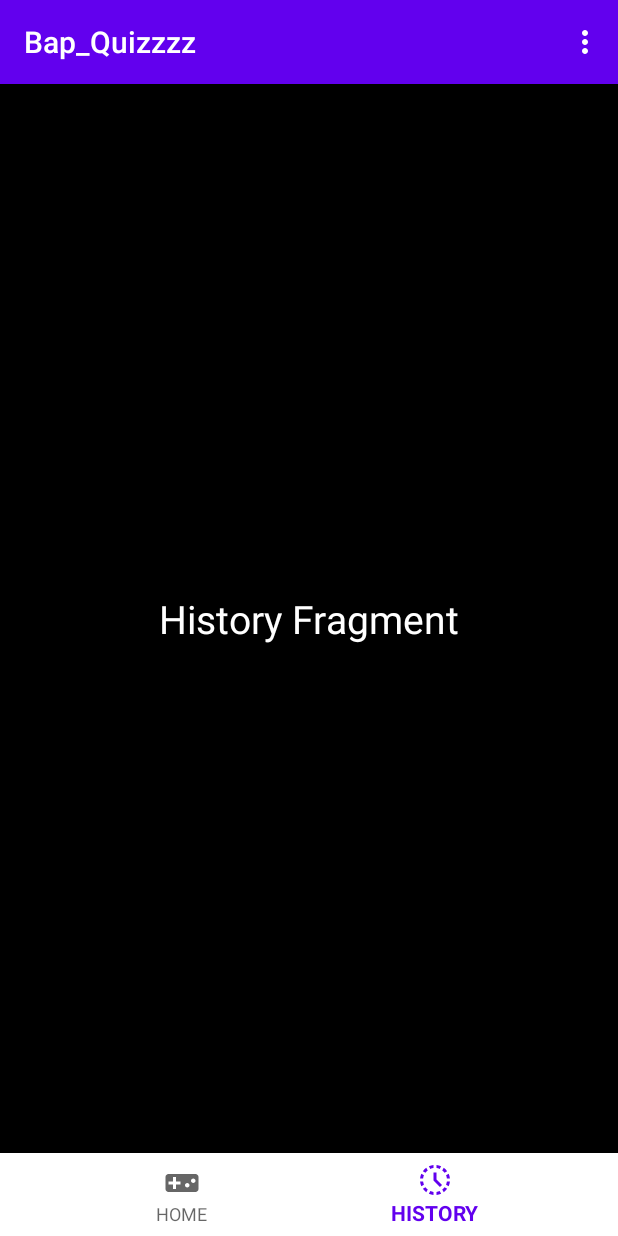
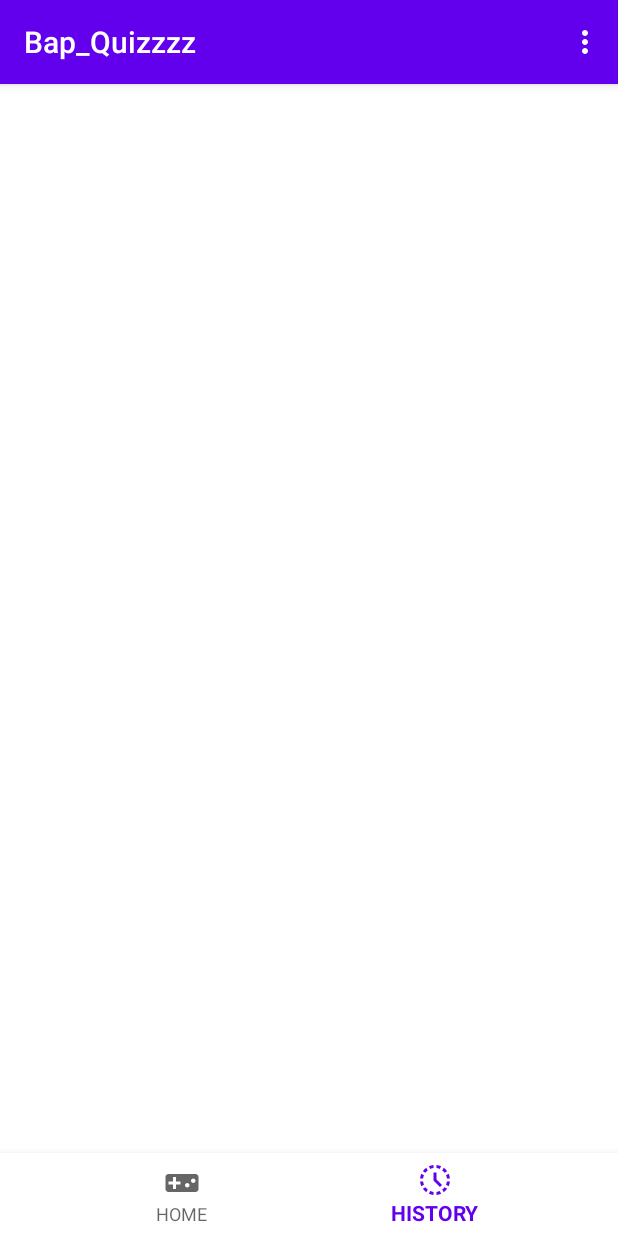
Before and after one commit to VanBap/Bap_Quizzzz, an Android app: the screen it shows after launch (MainActivity), item 2 of the bottom bar chosen, on a phone screen of 412 x 824 dp. Run offline under Robolectric (Android 15) with nearby library versions, the phone set to English and light mode, and no system bars; Roboto replaces fonts that are not available here.

Commit message:
Update 5/12 - add Result to History Fragment

```diff
--- a/Bap_Quizzzz/app/src/main/assets/questionbank2.json
+++ b/Bap_Quizzzz/app/src/main/assets/questionbank2.json
@@ -11,7 +11,7 @@
             "question":"Tổng 3 góc của 1 tam giác luôn bằng 180 độ ?",
             "answer1":"Dung",
             "answer2":"Sai",
-            "correct":"Sai"
+            "correct":"Dung"
          },
          {
             "question":"Hình thang là hình có 2 đường chéo song song nhau ?",
--- a/Bap_Quizzzz/app/src/main/java/com/example/bap_quizzzz/History.java
+++ b/Bap_Quizzzz/app/src/main/java/com/example/bap_quizzzz/History.java
@@ -1,10 +1,23 @@
 package com.example.bap_quizzzz;
+
+import java.text.SimpleDateFormat;
+import java.util.ArrayList;
+import java.util.Date;
 
 public class History {
     public String level = "Empty";
     public String topic = "Empty";
     public int correctCount = 0;
 
+    public String time = "DD/MM/YYYY";
+
     public History() {
     }
+
+    //init date
+    public static History current = new History();
+    private final static SimpleDateFormat t = new SimpleDateFormat("dd/MM/yyyy");
+    public  String initTime(){
+        return current.time = t.format(new Date());
+    }
 }
--- /dev/null
+++ b/Bap_Quizzzz/app/src/main/java/com/example/bap_quizzzz/HistoryAdapter.java
@@ -0,0 +1,68 @@
+package com.example.bap_quizzzz;
+
+import android.content.Context;
+import android.view.LayoutInflater;
+import android.view.View;
+import android.view.ViewGroup;
+import android.widget.TextView;
+
+import androidx.annotation.NonNull;
+import androidx.appcompat.app.AppCompatActivity;
+import androidx.recyclerview.widget.RecyclerView;
+
+import com.example.bap_quizzzz.databinding.ListHistoryBinding;
+import com.example.bap_quizzzz.databinding.ListItemBinding;
+
+import java.util.ArrayList;
+
+public class HistoryAdapter extends RecyclerView.Adapter<HistoryAdapter.HistoryViewHolder>{
+
+
+    Context context;
+    ArrayList<History> list;
+    public HistoryAdapter(Context context, ArrayList<History> list){
+        this.context = context;
+        this.list = list;
+    }
+
+    @NonNull
+    @Override
+    public HistoryViewHolder onCreateViewHolder(@NonNull ViewGroup parent, int viewType) {
+        View view = LayoutInflater.from(context).inflate(R.layout.list_history, null);
+        return new HistoryViewHolder(view);
+    }
+
+    @Override
+    public void onBindViewHolder(@NonNull HistoryViewHolder holder, int position) {
+        History item = list.get(position);
+
+
+
+        holder.result.setText(item.correctCount + "/5");
+        holder.category.setText(item.topic);
+        holder.level.setText(item.level);
+        holder.date.setText(item.initTime());
+
+    }
+
+    @Override
+    public int getItemCount() {
+        return list.size();
+    }
+
+    public class HistoryViewHolder extends RecyclerView.ViewHolder{
+        TextView result;
+        TextView category;
+        TextView level;
+        TextView date;
+
+        public HistoryViewHolder(@NonNull View itemView) {
+            super(itemView);
+            result = itemView.findViewById(R.id.result_his);
+            category = itemView.findViewById(R.id.category_his);
+            level = itemView.findViewById(R.id.level_his);
+            date = itemView.findViewById(R.id.date_his);
+        }
+
+    }
+}
--- a/Bap_Quizzzz/app/src/main/java/com/example/bap_quizzzz/HistoryFragment.java
+++ b/Bap_Quizzzz/app/src/main/java/com/example/bap_quizzzz/HistoryFragment.java
@@ -3,23 +3,32 @@ package com.example.bap_quizzzz;
 import android.os.Bundle;
 
 import androidx.fragment.app.Fragment;
+import androidx.recyclerview.widget.LinearLayoutManager;
 
 import android.view.LayoutInflater;
 import android.view.View;
 import android.view.ViewGroup;
 
+import com.example.bap_quizzzz.databinding.FragmentHistoryBinding;
+
+import java.text.SimpleDateFormat;
 import java.util.ArrayList;
+import java.util.Arrays;
+import java.util.Date;
 
 
 public class HistoryFragment extends Fragment {
 
+    FragmentHistoryBinding binding;
+
     public static History current = new History();
-    public static ArrayList<History> history_list = new ArrayList<>();
-
-    public void AddandReset(MainActivity activity){
+    //add result to history list
+    public static void AddHistoryList(){
         history_list.add(current);
+        //add xong se tao lai 1 bien History moi
         current = new History();
     }
+
 
     public static void setLevel(String _level){
         current.level = _level;
@@ -40,15 +49,29 @@ public class HistoryFragment extends Fragment {
         return current.correctCount;
     }
 
+
     //reset so cau tra loi dung ve 0
     public static void resetCorrectCount(){
         current.correctCount = 0;
     }
 
+
+    public static ArrayList<History> history_list = new ArrayList<>(
+
+    );
+
     @Override
     public View onCreateView(LayoutInflater inflater, ViewGroup container,
                              Bundle savedInstanceState) {
         // Inflate the layout for this fragment
-        return inflater.inflate(R.layout.fragment_history, container, false);
+        binding = FragmentHistoryBinding.inflate(inflater, container, false);
+        binding.historyResultRec.setLayoutManager(new LinearLayoutManager(getContext()));
+        binding.historyResultRec.setAdapter(new HistoryAdapter(getContext(),history_list));
+
+
+        return binding.getRoot();
     }
+
+
+
 }
--- a/Bap_Quizzzz/app/src/main/java/com/example/bap_quizzzz/MainActivity.java
+++ b/Bap_Quizzzz/app/src/main/java/com/example/bap_quizzzz/MainActivity.java
@@ -45,6 +45,8 @@ public class MainActivity extends AppCompatActivity {
                     break;
                 case R.id.history:
                     replaceFragment(new HistoryFragment());
+                    //reset so cau tra loi dung ve 0
+                    HistoryFragment.resetCorrectCount();
                     break;
             }
             return true;
@@ -133,7 +135,12 @@ public class MainActivity extends AppCompatActivity {
             replaceFragment(goHomeFragment);
         }
         //reset so cau tra loi dung ve 0
+        HistoryFragment.AddHistoryList();
+
+        //history result
+        HistoryFragment.getCorrectCount();
         HistoryFragment.resetCorrectCount();
+
     }
 
     //chia se thanh tich
--- a/Bap_Quizzzz/app/src/main/java/com/example/bap_quizzzz/QuestionFragment.java
+++ b/Bap_Quizzzz/app/src/main/java/com/example/bap_quizzzz/QuestionFragment.java
@@ -13,8 +13,7 @@ import android.view.ViewGroup;
 import android.widget.Button;
 import android.widget.Toast;
 
-import com.daimajia.androidanimations.library.Techniques;
-import com.daimajia.androidanimations.library.YoYo;
+
 import com.example.bap_quizzzz.databinding.FragmentQuestionBinding;
 import com.google.android.material.snackbar.Snackbar;
 
--- a/Bap_Quizzzz/app/src/main/res/layout/fragment_history.xml
+++ b/Bap_Quizzzz/app/src/main/res/layout/fragment_history.xml
@@ -1,19 +1,16 @@
 <?xml version="1.0" encoding="utf-8"?>
 <FrameLayout xmlns:android="http://schemas.android.com/apk/res/android"
+    xmlns:app="http://schemas.android.com/apk/res-auto"
     xmlns:tools="http://schemas.android.com/tools"
+    android:id="@+id/frameLayout"
     android:layout_width="match_parent"
     android:layout_height="match_parent"
-    tools:context=".HistoryFragment"
-    android:background="@color/black"
-    >
+    android:background="@color/white"
+    tools:context=".HistoryFragment">
 
-    <!-- TODO: Update blank fragment layout -->
-    <TextView
-        android:layout_width="wrap_content"
-        android:layout_height="wrap_content"
-        android:text="History Fragment"
-        android:textSize="26dp"
-        android:textColor="@color/white"
-        android:layout_gravity="center"/>
+    <androidx.recyclerview.widget.RecyclerView
+        android:id="@+id/history_result_rec"
+        android:layout_width="match_parent"
+        android:layout_height="match_parent" />
 
 </FrameLayout>
```
Also changed, not shown: Bap_Quizzzz/app/src/main/res/layout/list_history.xml (added, +60 -0 lines).
